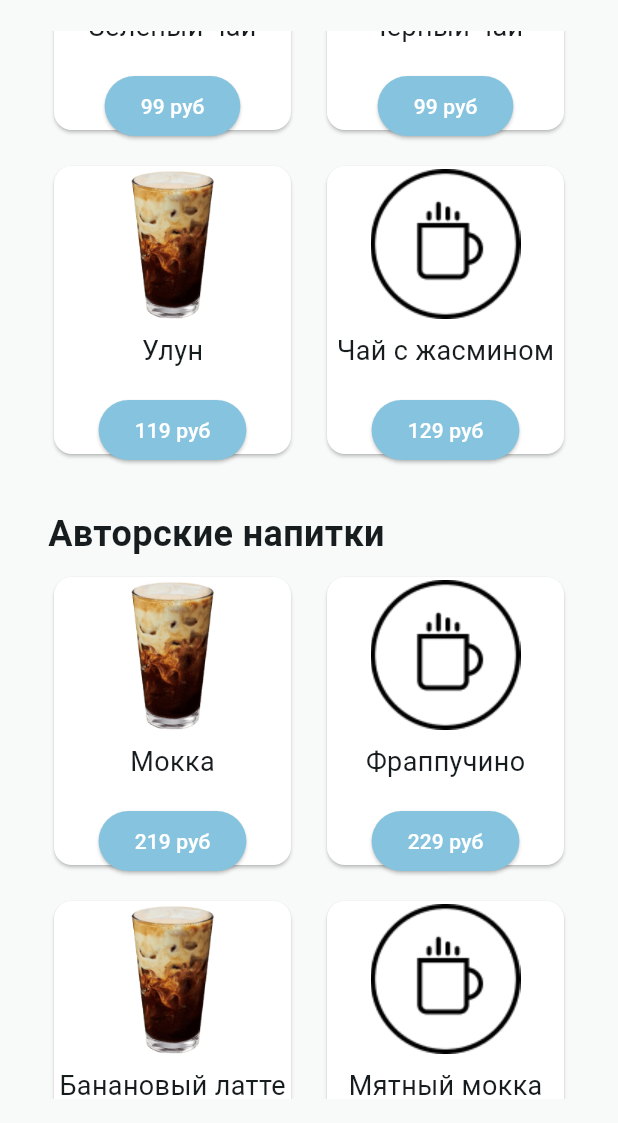
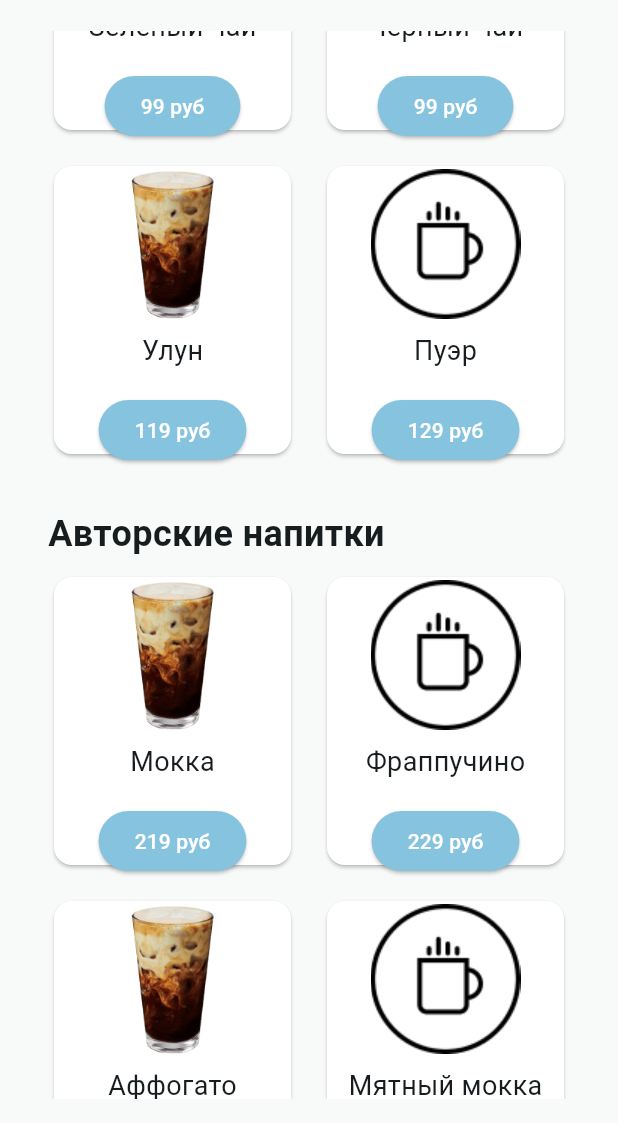
Before and after one commit to EgorZenzin/flutter_coffee_menu, a Flutter app: the screen it shows after launch, scrolled down 1152 dp, on a phone screen of 412 x 824 dp, the part 113-1236 px from its top. Run offline on Flutter 3.47's test engine with Material 3 defaults, Android fonts, the phone set to English and light mode, and no system bars; our stand-ins replace visibility_detector.

Commit message:
Change names

```diff
--- a/lib/src/data/coffee_data.dart
+++ b/lib/src/data/coffee_data.dart
@@ -11,10 +11,10 @@ List<Map<String, String>> getCoffeeItemsForCategory(String category) {
       {'name': 'Зеленый чай', 'price': '99 руб', 'imageUrl': 'assets/images/coffee.png', 'category': 'Чай'},
       {'name': 'Черный чай', 'price': '99 руб', 'imageUrl': 'assets/images/coffee2.png', 'category': 'Чай'},
       {'name': 'Улун', 'price': '119 руб', 'imageUrl': 'assets/images/coffee.png', 'category': 'Чай'},
-      {'name': 'Чай с жасмином', 'price': '129 руб', 'imageUrl': 'assets/images/coffee2.png', 'category': 'Чай'},
+      {'name': 'Пуэр', 'price': '129 руб', 'imageUrl': 'assets/images/coffee2.png', 'category': 'Чай'},
       {'name': 'Мокка', 'price': '219 руб', 'imageUrl': 'assets/images/coffee.png', 'category': 'Авторские напитки'},
       {'name': 'Фраппучино', 'price': '229 руб', 'imageUrl': 'assets/images/coffee2.png', 'category': 'Авторские напитки'},
-      {'name': 'Банановый латте', 'price': '239 руб', 'imageUrl': 'assets/images/coffee.png', 'category': 'Авторские напитки'},
+      {'name': 'Аффогато', 'price': '239 руб', 'imageUrl': 'assets/images/coffee.png', 'category': 'Авторские напитки'},
       {'name': 'Мятный мокка', 'price': '249 руб', 'imageUrl': 'assets/images/coffee2.png', 'category': 'Авторские напитки'},
     ];
 
```
